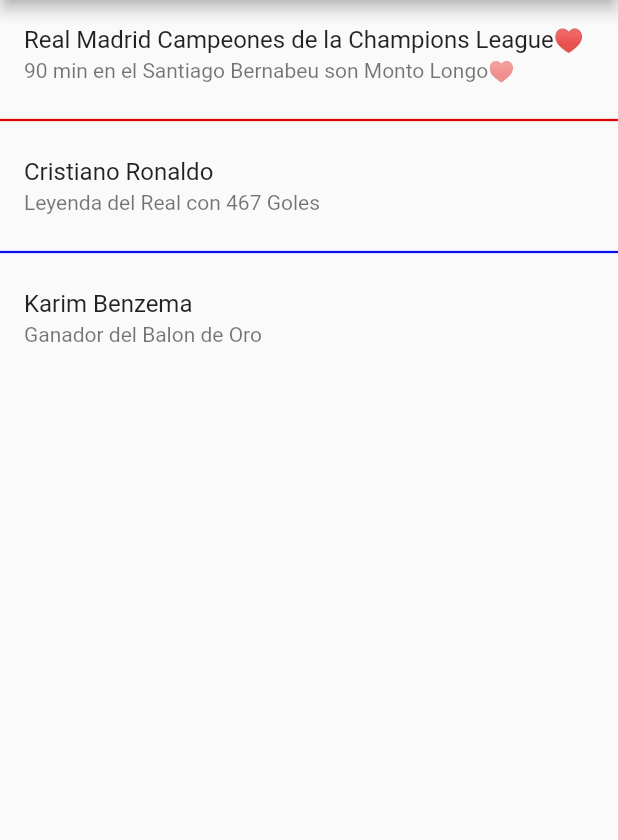
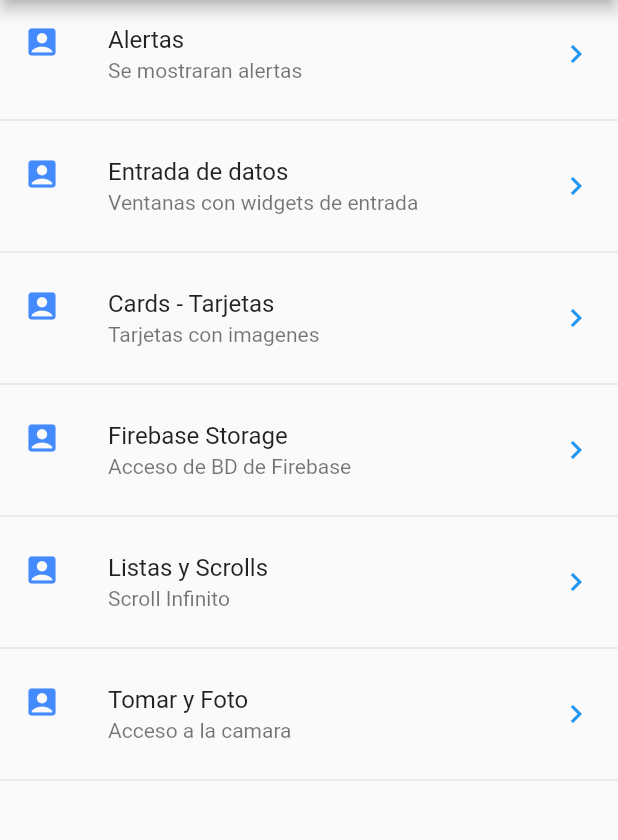
Before and after one commit to Vishue1892/componentes, a Flutter app: the screen it shows after launch, on a phone screen of 412 x 824 dp, the part 84-924 px from its top. Run offline on Flutter 3.47's test engine with Material 2 defaults, Android fonts, the phone set to English and light mode, and no system bars.

Commit message:
first commit

```diff
--- /dev/null
+++ b/data/menu_opciones.json
@@ -0,0 +1,45 @@
+{
+    "nombreApp" :  "Componentes 5a",
+    "iconApp"   :  "icon",
+    "rutas" : [
+        {
+            "ruta" : "alert",
+            "icon" : "add_alert",
+            "texto" : "Alertas",
+            "texto2":"Se mostraran alertas"
+
+        },
+        {
+            "ruta":"inputs",
+            "icon" : "input",
+            "texto" : "Entrada de datos",
+            "texto2":"Ventanas con widgets de entrada"
+        },
+        {
+            "ruta":"card",
+            "icon" : "folder_open",
+            "texto" : "Cards - Tarjetas",
+            "texto2":"Tarjetas con imagenes"
+        },
+        {
+            "ruta":"firebase",
+            "icon" : "add_data",
+            "texto" : "Firebase Storage",
+            "texto2":"Acceso de BD de Firebase"
+        },
+        {
+            "ruta":"list",
+            "icon" : "list",
+            "texto" : "Listas y Scrolls",
+            "texto2":"Scroll Infinito"
+        },
+        {
+            "ruta":"camara",
+            "icon" : "camera",
+            "texto" : "Tomar y Foto",
+            "texto2":"Acceso a la camara"
+        }
+
+    ]
+
+}
--- a/lib/ui/screens/home_page_temp.dart
+++ b/lib/ui/screens/home_page_temp.dart
@@ -1,3 +1,4 @@
+import 'package:componentes/providers/menu_provider.dart';
 import 'package:flutter/material.dart';
 
 class HomePageTemp extends StatelessWidget {
@@ -9,30 +10,71 @@ class HomePageTemp extends StatelessWidget {
       appBar: AppBar(
         title: const Text('Componentes de Flutter'),
       ),
-      body: ListView(
-        children: const [
-          ListTile(
-            title: Text('Real Madrid Campeones de la Champions League♥️'),
-            subtitle: Text('90 min en el Santiago Bernabeu son Monto Longo♥️'),
-          ),
-          Divider(
-            thickness: 1.5,
-            color: Color.fromARGB(255, 226, 2, 2),
-          ),
-          ListTile(
-            title: Text('Cristiano Ronaldo'),
-            subtitle: Text('Leyenda del Real con 467 Goles'),
-          ),
-          Divider(
-            thickness: 1.5,
-            color: Color.fromARGB(255, 8, 16, 233),
-          ),
-          ListTile(
-            title: Text('Karim Benzema'),
-            subtitle: Text('Ganador del Balon de Oro'),
-          ),
-        ],
-      ),
+      body: _lista(),
     );
   }
 }
+
+Widget _lista() {
+  /*Recuperacion de datos de un archivo json
+  print(menuProvider.opciones);
+  menuProvider.loadData().then((opciones) {
+    print('_lista: ');
+    print(opciones);
+  });*/
+  return FutureBuilder(
+    future: menuProvider.loadData(), //indicando lo que queremos esperar
+    builder: (BuildContext context, AsyncSnapshot<List<dynamic>> snapshot) {
+      print('builder: ');
+      print(snapshot.data);
+      return ListView(
+        children: _listaItems(snapshot.data as List<dynamic>),
+      );
+    },
+  );
+}
+
+List<Widget> _listaItems(List<dynamic> data) {
+  final List<Widget> opciones = [];
+  data.forEach((opt) {
+    final tile = ListTile(
+      title: Text(opt['texto']),
+      leading: const Icon(
+        Icons.account_box,
+        color: Colors.blueAccent,
+      ),
+      trailing: const Icon(
+        Icons.keyboard_arrow_right,
+        color: Colors.blue,
+      ),
+      subtitle: Text(opt['texto2']),
+      onTap: () {},
+    );
+    opciones
+      ..add(tile)
+      ..add(const Divider());
+  });
+  return opciones;
+  // return const [
+  //   ListTile(
+  //     title: Text('Real Madrid Campeones de la Champions League♥️'),
+  //     subtitle: Text('90 min en el Santiago Bernabeu son Monto Longo♥️'),
+  //   ),
+  //   Divider(
+  //     thickness: 1.5,
+  //     color: Color.fromARGB(255, 226, 2, 2),
+  //   ),
+  //   ListTile(
+  //     title: Text('Cristiano Ronaldo'),
+  //     subtitle: Text('Leyenda del Real con 467 Goles'),
+  //   ),
+  //   Divider(
+  //     thickness: 1.5,
+  //     color: Color.fromARGB(255, 8, 16, 233),
+  //   ),
+  //   ListTile(
+  //     title: Text('Karim Benzema'),
+  //     subtitle: Text('Ganador del Balon de Oro'),
+  //   ),
+  // ];
+}
--- a/pubspec.yaml
+++ b/pubspec.yaml
@@ -17,3 +17,5 @@ dev_dependencies:
 
 flutter:
   uses-material-design: true
+  assets:
+    - data/menu_opciones.json
```
Also changed, not shown: lib/providers/menu_provider.dart (added, +29 -0 lines).
